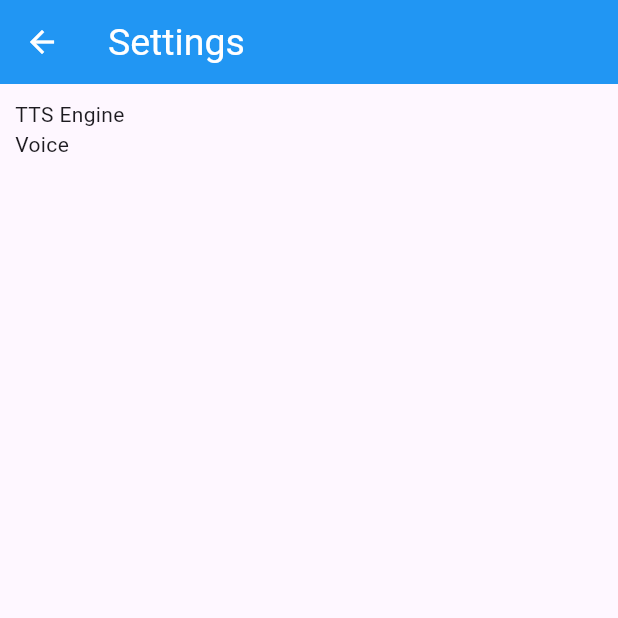
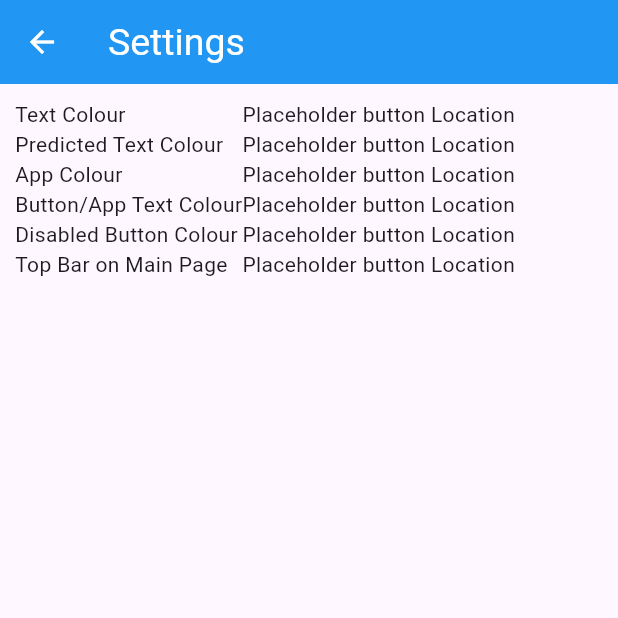
Before and after one commit to kowandiki/tempad, a Flutter app: the SettingsPage screen opened directly, on a phone screen of 412 x 824 dp, the top half of it. Run offline on Flutter 3.47's test engine with Material 3 defaults, Android fonts, the phone set to English and light mode, and no system bars; our stand-ins replace flutter_tts, image_picker, shared_preferences; accounts and stored records are empty.

Commit message:
change look of workspace menu to match the rest of the app, add place holder options to the settings menu

```diff
--- a/lib/settings.dart
+++ b/lib/settings.dart
@@ -35,7 +35,6 @@ class _SettingsPageState extends State<SettingsPage> {
       ttsEngineValue = prefs.getString("engine")!.replaceAll(RegExp("^['\"]|['\"]\$"), '');
     }
 
-    // This is android only, remove display of list on apple products or android phones without TTS engines
     ttsEngineList = (await flutterTts.getEngines as List)
       .map((e) => e.toString())
       .toList();
@@ -86,6 +85,8 @@ class _SettingsPageState extends State<SettingsPage> {
     super.initState();
 
     _updateLists();
+
+    debugPrint("ENGINE LIST LENGTH ${ttsEngineList.isNotEmpty}");
   }
 
   @override
@@ -109,12 +110,13 @@ class _SettingsPageState extends State<SettingsPage> {
             1: FlexColumnWidth(),
           },
           children: [
-
             TableRow(
               children: [
-                Text("TTS Engine"),
+                Visibility(visible: ttsEngineList.isNotEmpty, child: Text("TTS Engine")),
 
-                DropdownButton(
+                Visibility(
+                  visible: ttsEngineList.isNotEmpty,
+                  child: DropdownButton(
                     value: ttsEngineValue,
                     icon: SizedBox.shrink(),
                     alignment: AlignmentDirectional.topStart,
@@ -134,15 +136,18 @@ class _SettingsPageState extends State<SettingsPage> {
                       });
                     },
                   ),
+                ),
 
               ],
             ),
 
             TableRow(
               children: [
-                Text("Voice"),
+                Visibility(visible: ttsVoiceList.isNotEmpty, child: Text("Voice")),
 
-                DropdownButton(
+                Visibility(
+                  visible: ttsVoiceList.isNotEmpty,
+                  child: DropdownButton(
                     value: ttsVoiceValue,
                     icon: SizedBox.shrink(),
                     alignment: AlignmentDirectional.topStart,
@@ -161,10 +166,52 @@ class _SettingsPageState extends State<SettingsPage> {
                       });
                     },
                   ),
+                ),
 
               ]
-            )
+            ),
 
+            TableRow(
+              children: [
+                Text("Text Colour"),
+                Text("Placeholder button Location")
+              ]
+            ),
+
+            TableRow(
+              children: [
+                Text("Predicted Text Colour"),
+                Text("Placeholder button Location")
+              ]
+            ),
+
+            TableRow(
+              children: [
+                Text("App Colour"),
+                Text("Placeholder button Location")
+              ]
+            ),
+
+            TableRow(
+              children: [
+                Text("Button/App Text Colour"),
+                Text("Placeholder button Location")
+              ]
+            ),
+
+            TableRow(
+              children: [
+                Text("Disabled Button Colour"),
+                Text("Placeholder button Location")
+              ]
+            ),
+
+            TableRow(
+              children: [
+                Text("Top Bar on Main Page"),
+                Text("Placeholder button Location")
+              ]
+            ),
           ],
         ),
       ),
```
Also changed, not shown: lib/main.dart (+8 -1 lines), lib/workspace_dialog.dart (+50 -7 lines). Lines whose indentation alone changed are shown as unchanged.
